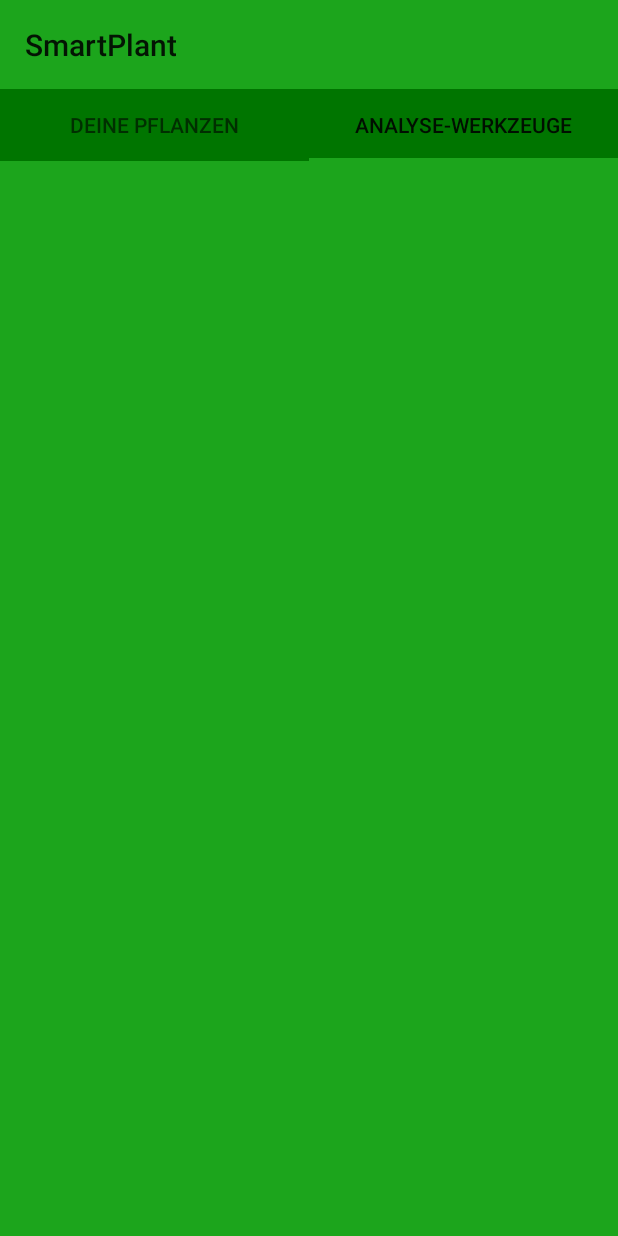
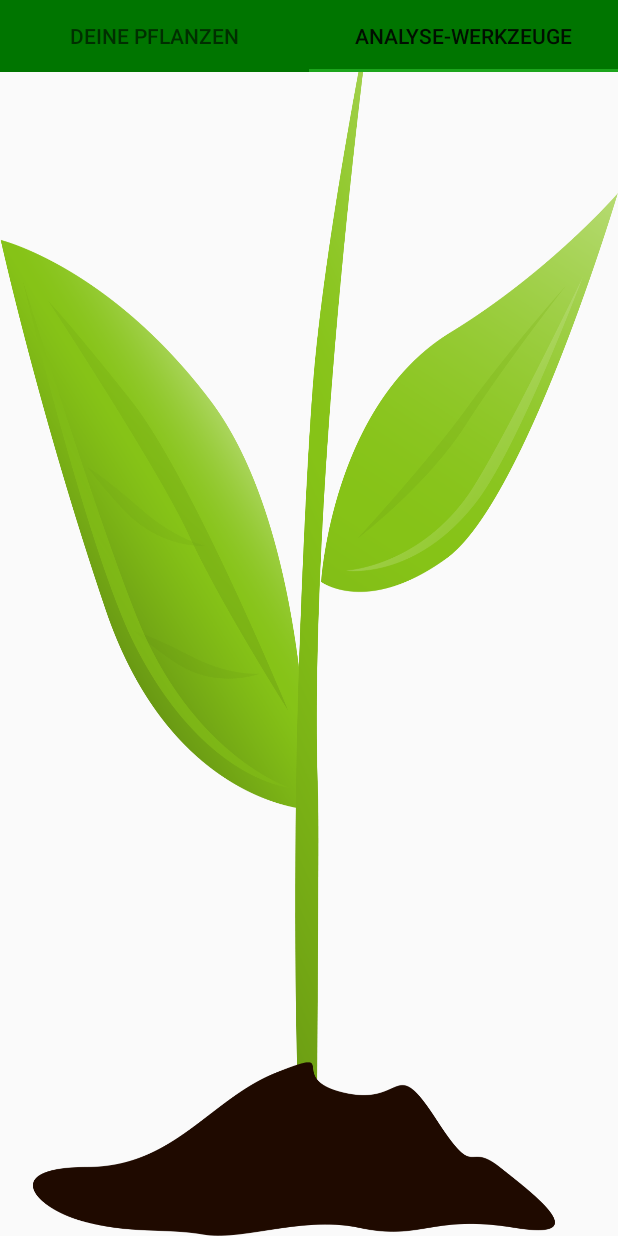
Before and after one commit to VaBec/Smartplant_Ex2, an Android app: the MainActivity screen opened directly, with no data from a screen before it, tab 2 chosen, on a phone screen of 412 x 824 dp. Run offline under Robolectric (Android 15) with nearby library versions, the phone set to English and light mode, and no system bars; libraries missing offline, so code that uses them is left out: com.loopj.android; 4 statements that could not run were skipped.

Commit message:
Event des Backbuttons wurde abgefangen, um einen modalen Logout-Dialog anzuzeigen.

```diff
--- a/app/src/main/java/de/htwg/smartplant/main/MainActivity.java
+++ b/app/src/main/java/de/htwg/smartplant/main/MainActivity.java
@@ -1,10 +1,15 @@
 package de.htwg.smartplant.main;
 
+import android.content.Context;
+import android.content.DialogInterface;
 import android.content.Intent;
 import android.os.Bundle;
 import android.support.design.widget.TabLayout;
 import android.support.v4.view.ViewPager;
+import android.support.v7.app.AlertDialog;
 import android.support.v7.app.AppCompatActivity;
+import android.view.View;
+import android.view.inputmethod.InputMethodManager;
 import android.widget.Toast;
 
 import org.json.JSONArray;
@@ -15,6 +20,7 @@ import java.util.ArrayList;
 import java.util.List;
 
 import de.htwg.smartplant.R;
+import de.htwg.smartplant.login.LoginView;
 import de.htwg.smartplant.main.fragments.AnalyseFragment;
 import de.htwg.smartplant.main.fragments.PlantsFragment;
 
@@ -26,6 +32,22 @@ public class MainActivity extends AppCompatActivity implements MainPresenter.IMa
     private MainPresenter mainPresenter;
 
     @Override
+    public void onBackPressed() {
+        // Nichts tun
+        new AlertDialog.Builder(this)
+                .setTitle("Logout")
+                .setMessage("Wollen Sie sich sicher ausloggen?")
+                .setPositiveButton("Ja", (dialog, which) -> {
+                    finish();
+                    Intent homepage = new Intent(MainActivity.this, LoginView.class);
+                    startActivity(homepage);
+                })
+                .setNegativeButton("Nein", null)
+                .setIcon(android.R.drawable.ic_dialog_info)
+                .show();
+    }
+
+    @Override
     protected void onCreate(Bundle savedInstanceState) {
         super.onCreate(savedInstanceState);
         setContentView(R.layout.activity_main);
@@ -33,6 +55,16 @@ public class MainActivity extends AppCompatActivity implements MainPresenter.IMa
         String user = intent.getStringExtra("user");
         mainPresenter = new MainPresenter(this, this.getApplicationContext(), user);
         setupTabs();
+        hideKeyBoard();
+    }
+
+    void hideKeyBoard() {
+        // Hide keyboard for better UX
+        InputMethodManager imm = (InputMethodManager)
+                this.getSystemService(Context.INPUT_METHOD_SERVICE);
+
+        View view = findViewById(android.R.id.content);
+        imm.hideSoftInputFromWindow(view.getWindowToken(), 0);
     }
 
     @Override
--- a/app/src/main/java/de/htwg/smartplant/main/fragments/PlantsFragment.java
+++ b/app/src/main/java/de/htwg/smartplant/main/fragments/PlantsFragment.java
@@ -24,7 +24,7 @@ private View view;
 private RecyclerView recyclerView;
 PlantsAdapter plantsAdapter;
 private List<Object> data;
-    public PlantsFragment(){
+    public PlantsFragment() {
         // Required empty public constructor
     }
 
--- a/app/src/main/res/layout/activity_main.xml
+++ b/app/src/main/res/layout/activity_main.xml
@@ -4,19 +4,9 @@
     xmlns:tools="http://schemas.android.com/tools"
     android:layout_width="match_parent"
     android:layout_height="match_parent"
-    android:background="@color/colorPrimary"
+    android:background="@drawable/plant_background"
     android:orientation="vertical"
     tools:context=".main.MainActivity">
-
-    <TextView
-        android:id="@+id/title"
-        android:layout_width="wrap_content"
-        android:layout_height="wrap_content"
-        android:gravity="center"
-        android:minHeight="?actionBarSize"
-        android:padding="@dimen/appbar_padding"
-        android:text="@string/app_name"
-        android:textAppearance="@style/TextAppearance.Widget.AppCompat.Toolbar.Title" />
 
     <android.support.design.widget.TabLayout
         android:id="@+id/tabs"
--- a/app/src/main/res/layout/fragment_plants.xml
+++ b/app/src/main/res/layout/fragment_plants.xml
@@ -8,9 +8,7 @@
     <LinearLayout
         android:layout_width="match_parent"
         android:layout_height="match_parent"
-        android:orientation="vertical"
-        android:background="@color/colorAccent">
-
+        android:orientation="vertical">
 
         <android.support.v7.widget.RecyclerView
             android:id="@+id/recycler_plants"
```
